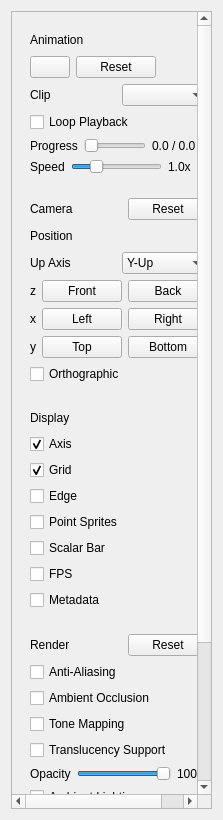
Qt form src/sidebarwnd.ui (ccseer/f3dviewer) before a commit.
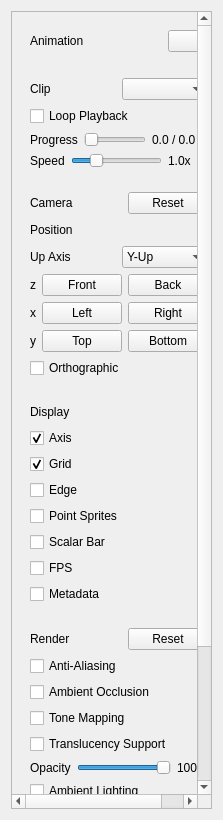
The same form after that commit.

Commit message: refactor: refine icon coloring and remove animation reset button

What changed in the file:
```diff
--- a/src/sidebarwnd.ui
+++ b/src/sidebarwnd.ui
@@ -51,24 +51,17 @@
               </property>
              </spacer>
             </item>
+            <item>
+             <widget class="QPushButton" name="pushButton_ani_play">
+              <property name="text">
+               <string/>
+              </property>
+             </widget>
+            </item>
            </layout>
           </item>
           <item row="1" column="0">
            <layout class="QHBoxLayout" name="horizontalLayout_2">
-            <item>
-             <widget class="QPushButton" name="pushButton_ani_play">
-              <property name="text">
-               <string/>
-              </property>
-             </widget>
-            </item>
-            <item>
-             <widget class="QPushButton" name="pushButton_ani_reset">
-              <property name="text">
-               <string>Reset</string>
-              </property>
-             </widget>
-            </item>
             <item>
              <spacer name="horizontalSpacer_8">
               <property name="orientation">
```
Left out of the diff: 2 changed lines with no effect on the pictures. The commit also changes 3 other files.
